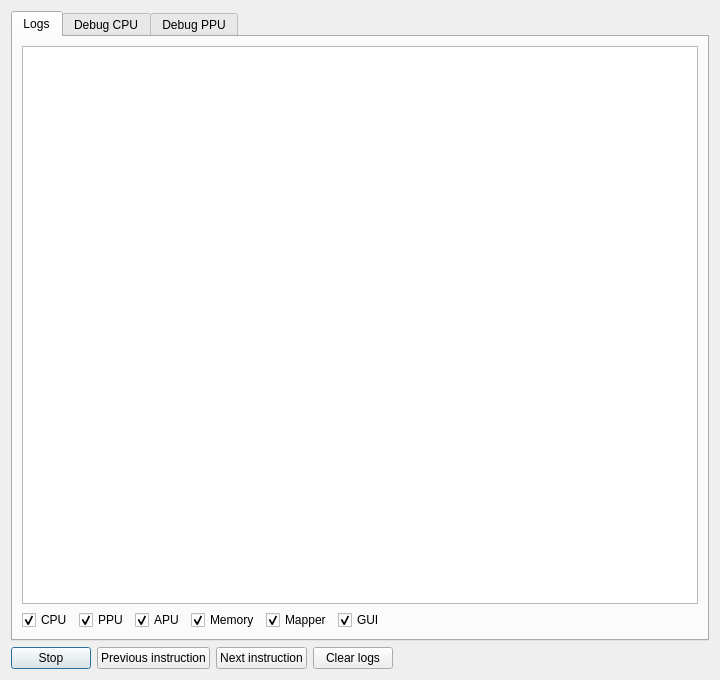
Above: src/gui/forms/logs.ui from Noxikly/NES.cpp before the change. Below: the same form after it.
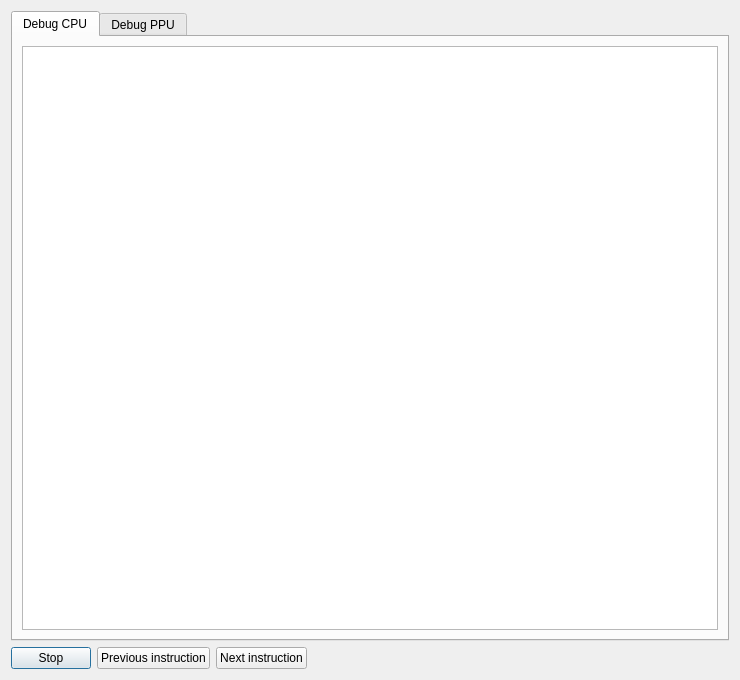
That is the form after the change.

Patch:
```diff
--- a/src/gui/forms/logs.ui
+++ b/src/gui/forms/logs.ui
@@ -4,12 +4,12 @@
  <widget class="QDialog" name="LogsDialog">
   <property name="geometry">
    <rect>
-    <x>0</x>
-    <y>0</y>
-    <width>720</width>
-    <height>680</height>
-   </rect>
-  </property>
+     <x>0</x>
+     <y>0</y>
+     <width>740</width>
+     <height>680</height>
+    </rect>
+   </property>
   <property name="windowTitle">
    <string>Log Viewer</string>
   </property>
@@ -19,100 +19,6 @@
      <property name="currentIndex">
       <number>0</number>
      </property>
-     <widget class="QWidget" name="tabLogs">
-      <attribute name="title">
-       <string>Logs</string>
-      </attribute>
-      <layout class="QVBoxLayout" name="verticalLayoutLogsTab">
-       <item>
-        <widget class="QPlainTextEdit" name="logView">
-         <property name="readOnly">
-          <bool>true</bool>
-         </property>
-         <property name="lineWrapMode">
-          <enum>QPlainTextEdit::NoWrap</enum>
-         </property>
-        </widget>
-       </item>
-       <item>
-        <layout class="QHBoxLayout" name="horizontalLayoutModules">
-         <item>
-          <widget class="QCheckBox" name="chkCpu">
-           <property name="text">
-            <string>CPU</string>
-           </property>
-           <property name="checked">
-            <bool>true</bool>
-           </property>
-          </widget>
-         </item>
-         <item>
-          <widget class="QCheckBox" name="chkPpu">
-           <property name="text">
-            <string>PPU</string>
-           </property>
-           <property name="checked">
-            <bool>true</bool>
-           </property>
-          </widget>
-         </item>
-         <item>
-          <widget class="QCheckBox" name="chkApu">
-           <property name="text">
-            <string>APU</string>
-           </property>
-           <property name="checked">
-            <bool>true</bool>
-           </property>
-          </widget>
-         </item>
-         <item>
-          <widget class="QCheckBox" name="chkMemory">
-           <property name="text">
-            <string>Memory</string>
-           </property>
-           <property name="checked">
-            <bool>true</bool>
-           </property>
-          </widget>
-         </item>
-         <item>
-          <widget class="QCheckBox" name="chkMapper">
-           <property name="text">
-            <string>Mapper</string>
-           </property>
-           <property name="checked">
-            <bool>true</bool>
-           </property>
-          </widget>
-         </item>
-         <item>
-          <widget class="QCheckBox" name="chkGui">
-           <property name="text">
-            <string>GUI</string>
-           </property>
-           <property name="checked">
-            <bool>true</bool>
-           </property>
-          </widget>
-         </item>
-         <item>
-          <spacer name="horizontalSpacerModulesRight">
-           <property name="orientation">
-            <enum>Qt::Horizontal</enum>
-           </property>
-           <property name="sizeHint" stdset="0">
-            <size>
-             <width>40</width>
-             <height>20</height>
-            </size>
-           </property>
-          </spacer>
-         </item>
-        </layout>
-       </item>
-      </layout>
-     </widget>
      <widget class="QWidget" name="tabCpu">
       <attribute name="title">
        <string>Debug CPU</string>
@@ -217,13 +123,6 @@
        </property>
       </widget>
      </item>
-     <item>
-      <widget class="QPushButton" name="btnClearLogs">
-       <property name="text">
-        <string>Clear logs</string>
-       </property>
-      </widget>
-     </item>
      <item>
       <spacer name="horizontalSpacerDebugControlsRight">
        <property name="orientation">
```
Left out of the diff: 32 changed lines with no effect on the pictures.
